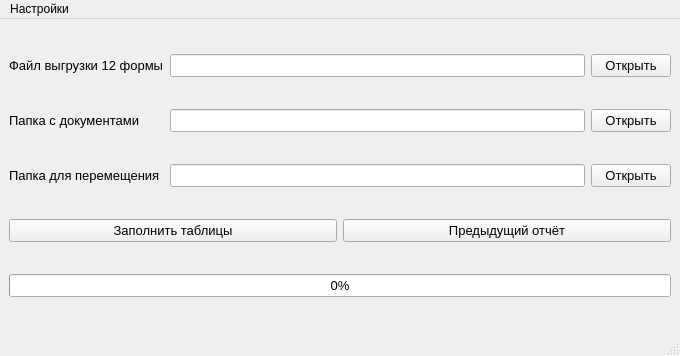
First picture: the form in designer/Main.ui, repository ant1cus/Project_OOD_Sorting, before the edit.
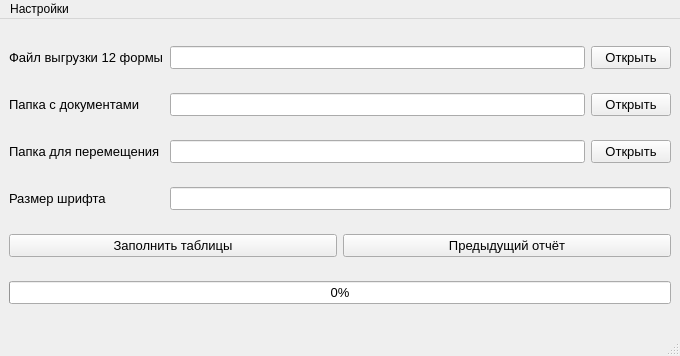
Second picture: the form after the edit.

Commit message: add line edit for size

The edit to the form file:
```diff
--- a/designer/Main.ui
+++ b/designer/Main.ui
@@ -18,30 +18,6 @@
   </property>
   <widget class="QWidget" name="centralwidget">
    <layout class="QGridLayout" name="gridLayout">
-    <item row="2" column="0">
-     <widget class="QLabel" name="label_finish_folder">
-      <property name="font">
-       <font>
-        <pointsize>10</pointsize>
-       </font>
-      </property>
-      <property name="text">
-       <string>Папка для перемещения</string>
-      </property>
-     </widget>
-    </item>
-    <item row="1" column="0">
-     <widget class="QLabel" name="label_start_folder">
-      <property name="font">
-       <font>
-        <pointsize>10</pointsize>
-       </font>
-      </property>
-      <property name="text">
-       <string>Папка с документами</string>
-      </property>
-     </widget>
-    </item>
     <item row="2" column="2">
      <widget class="QPushButton" name="pushButton_open_finish_folder">
       <property name="font">
@@ -57,6 +33,18 @@
       </property>
      </widget>
     </item>
+    <item row="1" column="1">
+     <widget class="QLineEdit" name="lineEdit_path_start_folder">
+      <property name="font">
+       <font>
+        <pointsize>10</pointsize>
+       </font>
+      </property>
+      <property name="toolTip">
+       <string>&lt;html&gt;&lt;head/&gt;&lt;body&gt;&lt;p&gt;Папка с начальными документами&lt;/p&gt;&lt;/body&gt;&lt;/html&gt;</string>
+      </property>
+     </widget>
+    </item>
     <item row="0" column="1">
      <widget class="QLineEdit" name="lineEdit_path_data_file">
       <property name="font">
@@ -69,15 +57,76 @@
       </property>
      </widget>
     </item>
-    <item row="2" column="1">
-     <widget class="QLineEdit" name="lineEdit_path_finish_folder">
+    <item row="4" column="0" colspan="3">
+     <layout class="QHBoxLayout" name="horizontalLayout">
+      <item>
+       <widget class="QPushButton" name="pushButton_start">
+        <property name="font">
+         <font>
+          <pointsize>10</pointsize>
+         </font>
+        </property>
+        <property name="toolTip">
+         <string>&lt;html&gt;&lt;head/&gt;&lt;body&gt;&lt;p&gt;Запустить вставку данных и перемещение документов&lt;/p&gt;&lt;/body&gt;&lt;/html&gt;</string>
+        </property>
+        <property name="text">
+         <string>Заполнить таблицы</string>
+        </property>
+       </widget>
+      </item>
+      <item>
+       <widget class="QPushButton" name="pushButton_open_report">
+        <property name="font">
+         <font>
+          <pointsize>10</pointsize>
+         </font>
+        </property>
+        <property name="toolTip">
+         <string>&lt;html&gt;&lt;head/&gt;&lt;body&gt;&lt;p&gt;Откроет excel файл с результатами работы программы по последнему успешному запуску&lt;/p&gt;&lt;/body&gt;&lt;/html&gt;</string>
+        </property>
+        <property name="text">
+         <string>Предыдущий отчёт</string>
+        </property>
+       </widget>
+      </item>
+     </layout>
+    </item>
+    <item row="1" column="0">
+     <widget class="QLabel" name="label_start_folder">
+      <property name="font">
+       <font>
+        <pointsize>10</pointsize>
+       </font>
+      </property>
+      <property name="text">
+       <string>Папка с документами</string>
+      </property>
+     </widget>
+    </item>
+    <item row="6" column="0" colspan="3">
+     <widget class="QProgressBar" name="progressBar">
       <property name="font">
        <font>
         <pointsize>10</pointsize>
        </font>
       </property>
       <property name="toolTip">
-       <string>&lt;html&gt;&lt;head/&gt;&lt;body&gt;&lt;p&gt;Папка, в которую будут перемещаться заполненные файлы&lt;/p&gt;&lt;/body&gt;&lt;/html&gt;</string>
+       <string>&lt;html&gt;&lt;head/&gt;&lt;body&gt;&lt;p&gt;Индикатор прогресса&lt;/p&gt;&lt;/body&gt;&lt;/html&gt;</string>
+      </property>
+      <property name="value">
+       <number>0</number>
+      </property>
+     </widget>
+    </item>
+    <item row="2" column="0">
+     <widget class="QLabel" name="label_finish_folder">
+      <property name="font">
+       <font>
+        <pointsize>10</pointsize>
+       </font>
+      </property>
+      <property name="text">
+       <string>Папка для перемещения</string>
       </property>
      </widget>
     </item>
@@ -108,30 +157,15 @@
       </property>
      </widget>
     </item>
-    <item row="1" column="1">
-     <widget class="QLineEdit" name="lineEdit_path_start_folder">
+    <item row="2" column="1">
+     <widget class="QLineEdit" name="lineEdit_path_finish_folder">
       <property name="font">
        <font>
         <pointsize>10</pointsize>
        </font>
       </property>
       <property name="toolTip">
-       <string>&lt;html&gt;&lt;head/&gt;&lt;body&gt;&lt;p&gt;Папка с начальными документами&lt;/p&gt;&lt;/body&gt;&lt;/html&gt;</string>
-      </property>
-     </widget>
-    </item>
-    <item row="5" column="0" colspan="3">
-     <widget class="QProgressBar" name="progressBar">
-      <property name="font">
-       <font>
-        <pointsize>10</pointsize>
-       </font>
-      </property>
-      <property name="toolTip">
-       <string>&lt;html&gt;&lt;head/&gt;&lt;body&gt;&lt;p&gt;Индикатор прогресса&lt;/p&gt;&lt;/body&gt;&lt;/html&gt;</string>
-      </property>
-      <property name="value">
-       <number>0</number>
+       <string>&lt;html&gt;&lt;head/&gt;&lt;body&gt;&lt;p&gt;Папка, в которую будут перемещаться заполненные файлы&lt;/p&gt;&lt;/body&gt;&lt;/html&gt;</string>
       </property>
      </widget>
     </item>
@@ -150,39 +184,26 @@
       </property>
      </widget>
     </item>
-    <item row="3" column="0" colspan="3">
-     <layout class="QHBoxLayout" name="horizontalLayout">
-      <item>
-       <widget class="QPushButton" name="pushButton_start">
-        <property name="font">
-         <font>
-          <pointsize>10</pointsize>
-         </font>
-        </property>
-        <property name="toolTip">
-         <string>&lt;html&gt;&lt;head/&gt;&lt;body&gt;&lt;p&gt;Запустить вставку данных и перемещение документов&lt;/p&gt;&lt;/body&gt;&lt;/html&gt;</string>
-        </property>
-        <property name="text">
-         <string>Заполнить таблицы</string>
-        </property>
-       </widget>
-      </item>
-      <item>
-       <widget class="QPushButton" name="pushButton_open_report">
-        <property name="font">
-         <font>
-          <pointsize>10</pointsize>
-         </font>
-        </property>
-        <property name="toolTip">
-         <string>&lt;html&gt;&lt;head/&gt;&lt;body&gt;&lt;p&gt;Откроет excel файл с результатами работы программы по последнему успешному запуску&lt;/p&gt;&lt;/body&gt;&lt;/html&gt;</string>
-        </property>
-        <property name="text">
-         <string>Предыдущий отчёт</string>
-        </property>
-       </widget>
-      </item>
-     </layout>
+    <item row="3" column="0">
+     <widget class="QLabel" name="label_size">
+      <property name="font">
+       <font>
+        <pointsize>10</pointsize>
+       </font>
+      </property>
+      <property name="text">
+       <string>Размер шрифта</string>
+      </property>
+     </widget>
+    </item>
+    <item row="3" column="1" colspan="2">
+     <widget class="QLineEdit" name="lineEdit_size">
+      <property name="font">
+       <font>
+        <pointsize>10</pointsize>
+       </font>
+      </property>
+     </widget>
     </item>
    </layout>
   </widget>
```
Left out of the diff: 3 changed lines with no effect on the pictures. The commit also changes 5 other files.
